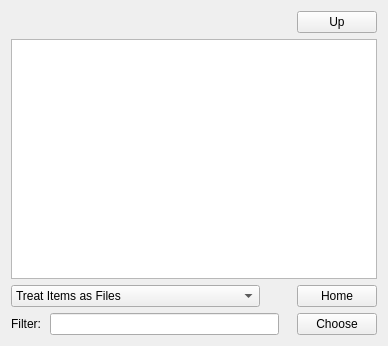
Qt form ui/girderfilebrowserdialog.ui (psavery/girderfilebrowser) before a commit.
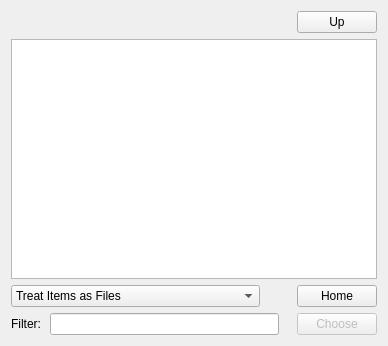
The same form after that commit.

Commit message:
Only enable 'choose' button when row is choosable
The choose button will now always be disabled unless a
choosable row is highlighted. But it needs more testing.

Also fixed a bug where hitting "go home" would not reset
the filter.

Diff of the .ui file:
```diff
--- a/ui/girderfilebrowserdialog.ui
+++ b/ui/girderfilebrowserdialog.ui
@@ -103,6 +103,9 @@
    </item>
    <item row="3" column="3" colspan="2">
     <widget class="QPushButton" name="push_chooseObject">
+     <property name="enabled">
+      <bool>false</bool>
+     </property>
      <property name="text">
       <string>Choose</string>
      </property>
```
The commit also changes 1 other file.
